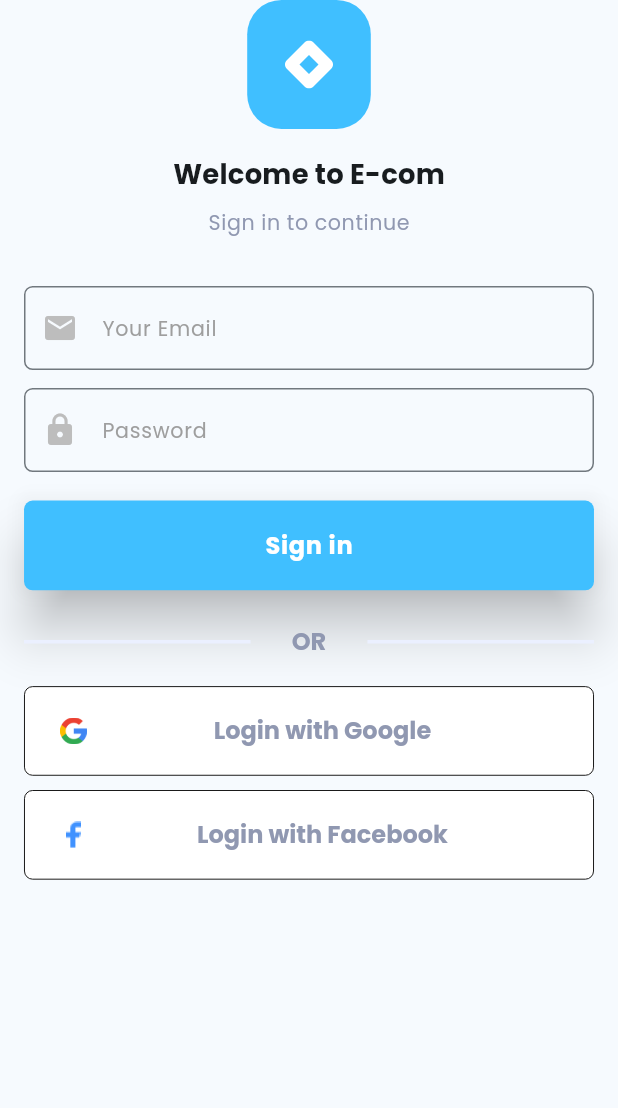
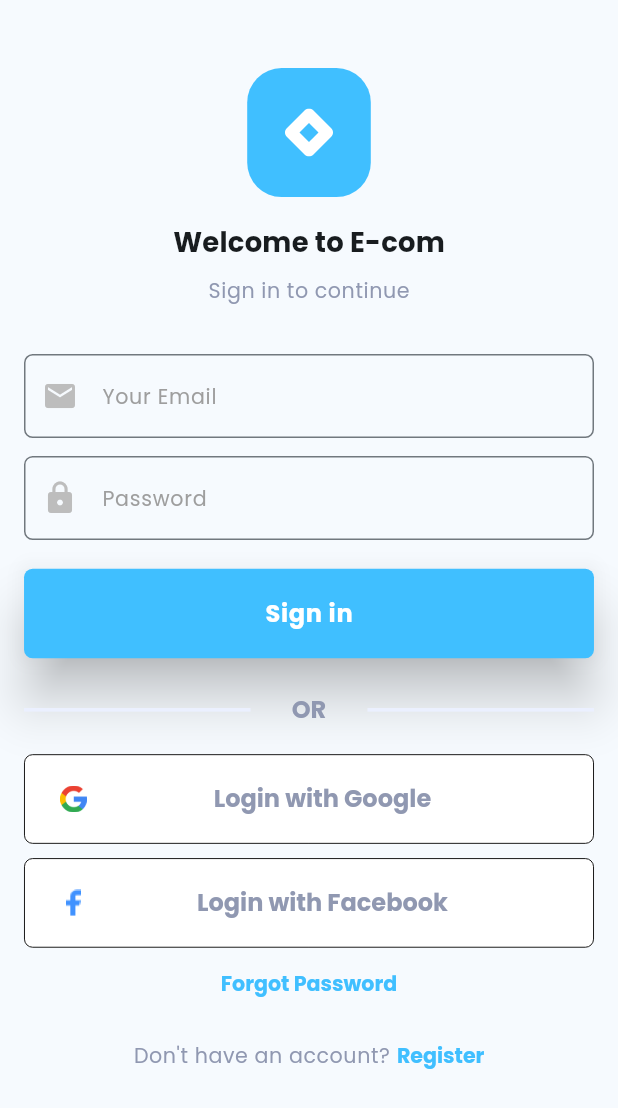
Before and after one commit to Suleyman98/E-com, a Flutter app: the screen it shows after launch, on a phone screen of 412 x 824 dp. Shown: the top 1108 px of the screen. Run offline on Flutter 3.47's test engine with Material 2 defaults, Android fonts, the phone set to English and light mode, and no system bars; our stand-ins replace flutter_screenutil, flutter_svg, google_fonts.

Commit message:
signup page is done

```diff
--- a/lib/app/app_text.dart
+++ b/lib/app/app_text.dart
@@ -7,6 +7,9 @@ class AppTexts {
   static const String passwordHint = 'Password';
   static const String fullNameHint = 'Full Name';
   static const String confirmPass = 'Password Again';
+  static const String forgotPass = 'Forgot Password';
+  static const String dontHaveAccount = "Don't have an account?";
+  static const String register = "Register";
 
   static const String googleLogin = 'Login with Google';
   static const String fbLogin = 'Login with Facebook';
--- a/lib/presentation/pages/sign_up/screens/signup_screen.dart
+++ b/lib/presentation/pages/sign_up/screens/signup_screen.dart
@@ -1,12 +1,11 @@
 import 'package:flutter/material.dart';
 import 'package:shopping_app/app/app_sized_box.dart';
-import 'package:shopping_app/app/app_text.dart';
-import '../../../../app/app_assets.dart';
-import '../../widgets/custom_outlined_button.dart';
 import '../../widgets/divider_with_text.dart';
 import '../../widgets/logo_container.dart';
 import '../widgets/button_with_fb_login.dart';
 import '../widgets/button_with_google_login.dart';
+import '../widgets/forgot_password_button.dart';
+import '../widgets/register_button.dart';
 import '../widgets/sign_in_button.dart';
 import '../widgets/sign_in_form.dart';
 import '../widgets/sign_in_subtitle.dart';
@@ -18,10 +17,13 @@ class SignUpScreen extends StatelessWidget {
   @override
   Widget build(BuildContext context) {
     return Scaffold(
-      body: SafeArea(
+      body: SingleChildScrollView(
+        child: SafeArea(
           child: Center(
             child: Column(
               children: [
+                AppSizedbox.h28,
+                AppSizedbox.h10,
                 const LogoContainer(),
                 AppSizedbox.h14,
                 const WelcomeTitle(),
@@ -37,7 +39,10 @@ class SignUpScreen extends StatelessWidget {
                 const ButtonForGoogleLogin(),
                 AppSizedbox.h8,
                 const ButtonForFbLogin(),
+                const ForgotPasswordButton(),
+                const RegisterButton(),
               ],
+            ),
           ),
         ),
       ),
--- /dev/null
+++ b/lib/presentation/pages/sign_up/widgets/forgot_password_button.dart
@@ -0,0 +1,24 @@
+import 'package:flutter/material.dart';
+import 'package:flutter_screenutil/flutter_screenutil.dart';
+
+import '../../../../app/app_colors.dart';
+import '../../../../app/app_text.dart';
+
+class ForgotPasswordButton extends StatelessWidget {
+  const ForgotPasswordButton({
+    super.key,
+  });
+
+  @override
+  Widget build(BuildContext context) {
+    return TextButton(
+        onPressed: () {},
+        child: Text(
+          AppTexts.forgotPass,
+          style: Theme.of(context)
+              .textTheme
+              .headlineMedium!
+              .copyWith(color: AppColors.primaryColor, fontSize: 12.sp),
+        ));
+  }
+}
--- /dev/null
+++ b/lib/presentation/pages/sign_up/widgets/register_button.dart
@@ -0,0 +1,35 @@
+import 'package:flutter/material.dart';
+import 'package:flutter_screenutil/flutter_screenutil.dart';
+
+import '../../../../app/app_colors.dart';
+import '../../../../app/app_sized_box.dart';
+import '../../../../app/app_text.dart';
+import '../../widgets/custom_small_subtitle.dart';
+
+class RegisterButton extends StatelessWidget {
+  const RegisterButton({
+    super.key,
+  });
+
+  @override
+  Widget build(BuildContext context) {
+    return TextButton(
+        style: ElevatedButton.styleFrom(fixedSize: Size(250.w, 20.h)),
+        onPressed: () {},
+        child: Row(
+          mainAxisAlignment: MainAxisAlignment.center,
+          crossAxisAlignment: CrossAxisAlignment.center,
+          children: [
+            const CustomSmallSubtitle(subtitle: AppTexts.dontHaveAccount),
+            AppSizedbox.w4,
+            Text(
+              AppTexts.register,
+              style: Theme.of(context)
+                  .textTheme
+                  .headlineMedium!
+                  .copyWith(color: AppColors.primaryColor, fontSize: 12.sp),
+            )
+          ],
+        ));
+  }
+}
--- a/lib/presentation/pages/widgets/custom_outlined_button.dart
+++ b/lib/presentation/pages/widgets/custom_outlined_button.dart
@@ -16,7 +16,7 @@ class CustomOutlinedButton extends StatelessWidget {
   Widget build(BuildContext context) {
     return OutlinedButton(
         style: OutlinedButton.styleFrom(
-            fixedSize: AppSize.elevatedButtonSize(context)),
+            elevation: 0, fixedSize: AppSize.elevatedButtonSize(context)),
         onPressed: () {},
         child: Row(
           mainAxisAlignment: MainAxisAlignment.center,
```
Lines whose indentation alone changed are shown as unchanged.
